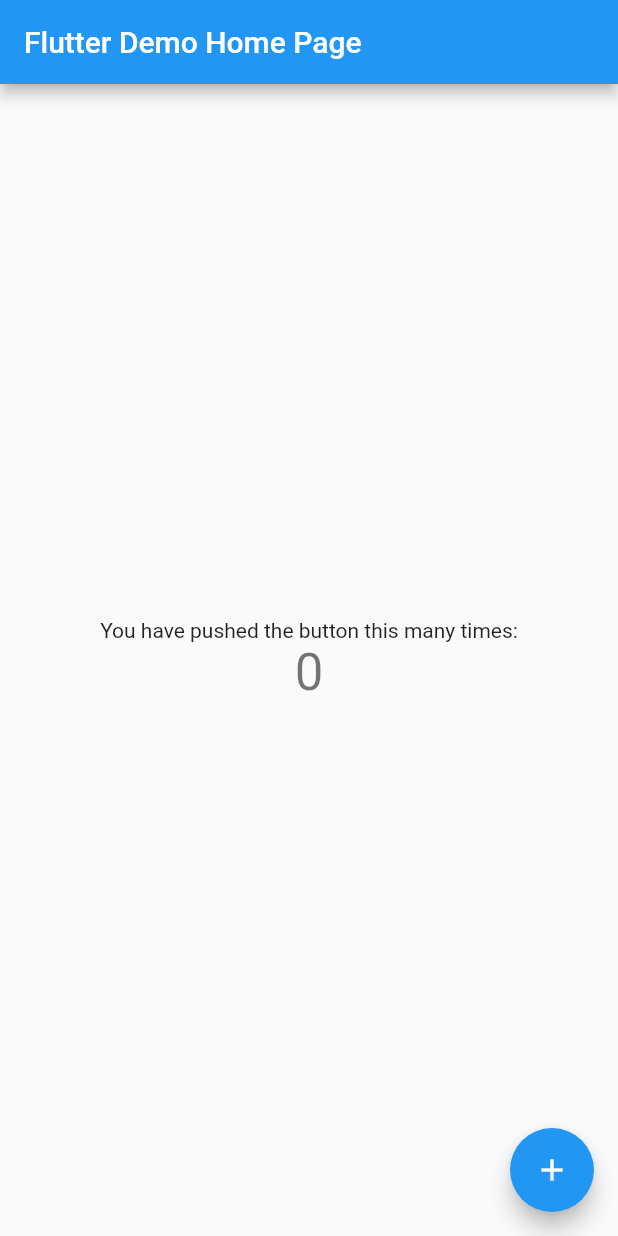
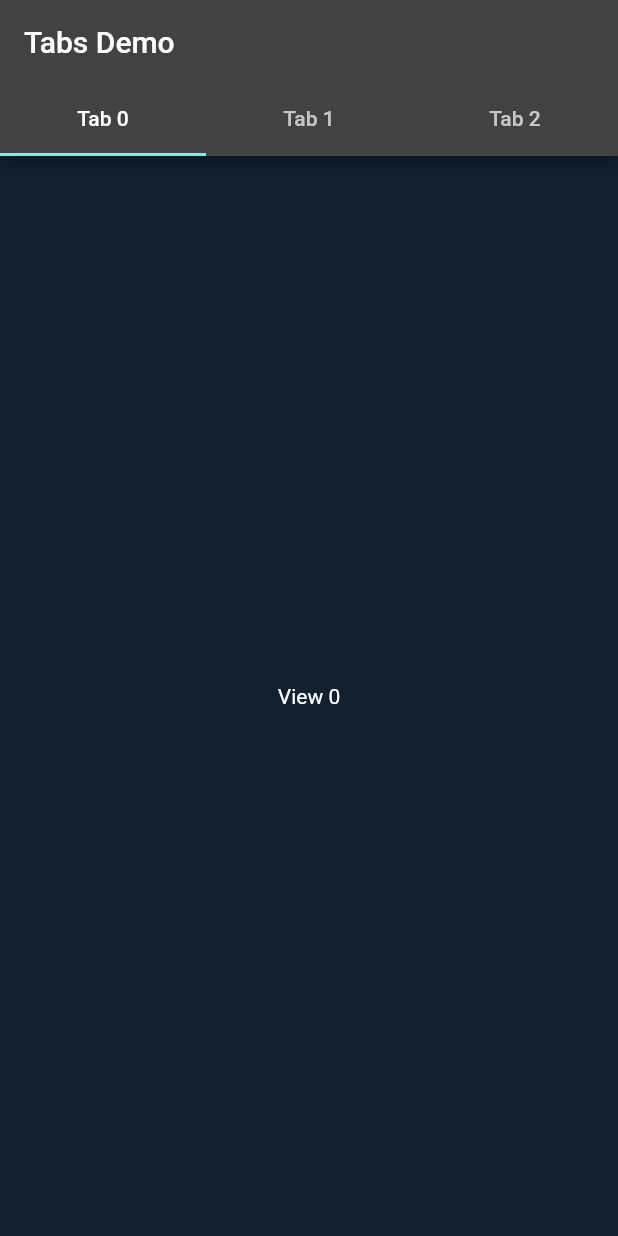
Before and after one commit to pjbelo/flutter_tabs_demo, a Flutter app: the screen it shows after launch, on a phone screen of 412 x 824 dp. Run offline on Flutter 3.47's test engine with Material 2 defaults, Android fonts, the phone set to English and light mode, and no system bars.

Commit message:
update step_1

```diff
--- a/lib/main.dart
+++ b/lib/main.dart
@@ -1,4 +1,6 @@
 import 'package:flutter/material.dart';
+
+const Color darkBlue = Color.fromARGB(255, 18, 32, 47);
 
 void main() {
   runApp(const MyApp());
@@ -7,109 +9,44 @@
 class MyApp extends StatelessWidget {
   const MyApp({super.key});
 
-  // This widget is the root of your application.
   @override
   Widget build(BuildContext context) {
     return MaterialApp(
-      title: 'Flutter Demo',
-      theme: ThemeData(
-        // This is the theme of your application.
-        //
-        // Try running your application with "flutter run". You'll see the
-        // application has a blue toolbar. Then, without quitting the app, try
-        // changing the primarySwatch below to Colors.green and then invoke
-        // "hot reload" (press "r" in the console where you ran "flutter run",
-        // or simply save your changes to "hot reload" in a Flutter IDE).
-        // Notice that the counter didn't reset back to zero; the application
-        // is not restarted.
-        primarySwatch: Colors.blue,
+      theme: ThemeData.dark().copyWith(
+        scaffoldBackgroundColor: darkBlue,
       ),
-      home: const MyHomePage(title: 'Flutter Demo Home Page'),
+      debugShowCheckedModeBanner: false,
+      home: const TabsDemo(),
     );
   }
 }
 
-class MyHomePage extends StatefulWidget {
-  const MyHomePage({super.key, required this.title});
-
-  // This widget is the home page of your application. It is stateful, meaning
-  // that it has a State object (defined below) that contains fields that affect
-  // how it looks.
-
-  // This class is the configuration for the state. It holds the values (in this
-  // case the title) provided by the parent (in this case the App widget) and
-  // used by the build method of the State. Fields in a Widget subclass are
-  // always marked "final".
-
-  final String title;
-
-  @override
-  State<MyHomePage> createState() => _MyHomePageState();
-}
-
-class _MyHomePageState extends State<MyHomePage> {
-  int _counter = 0;
-
-  void _incrementCounter() {
-    setState(() {
-      // This call to setState tells the Flutter framework that something has
-      // changed in this State, which causes it to rerun the build method below
-      // so that the display can reflect the updated values. If we changed
-      // _counter without calling setState(), then the build method would not be
-      // called again, and so nothing would appear to happen.
-      _counter++;
-    });
-  }
+class TabsDemo extends StatelessWidget {
+  const TabsDemo({super.key});
 
   @override
   Widget build(BuildContext context) {
-    // This method is rerun every time setState is called, for instance as done
-    // by the _incrementCounter method above.
-    //
-    // The Flutter framework has been optimized to make rerunning build methods
-    // fast, so that you can just rebuild anything that needs updating rather
-    // than having to individually change instances of widgets.
-    return Scaffold(
-      appBar: AppBar(
-        // Here we take the value from the MyHomePage object that was created by
-        // the App.build method, and use it to set our appbar title.
-        title: Text(widget.title),
-      ),
-      body: Center(
-        // Center is a layout widget. It takes a single child and positions it
-        // in the middle of the parent.
-        child: Column(
-          // Column is also a layout widget. It takes a list of children and
-          // arranges them vertically. By default, it sizes itself to fit its
-          // children horizontally, and tries to be as tall as its parent.
-          //
-          // Invoke "debug painting" (press "p" in the console, choose the
-          // "Toggle Debug Paint" action from the Flutter Inspector in Android
-          // Studio, or the "Toggle Debug Paint" command in Visual Studio Code)
-          // to see the wireframe for each widget.
-          //
-          // Column has various properties to control how it sizes itself and
-          // how it positions its children. Here we use mainAxisAlignment to
-          // center the children vertically; the main axis here is the vertical
-          // axis because Columns are vertical (the cross axis would be
-          // horizontal).
-          mainAxisAlignment: MainAxisAlignment.center,
-          children: <Widget>[
-            const Text(
-              'You have pushed the button this many times:',
-            ),
-            Text(
-              '$_counter',
-              style: Theme.of(context).textTheme.headlineMedium,
-            ),
+    return DefaultTabController(
+      length: 3,
+      child: Scaffold(
+        appBar: AppBar(
+          bottom: const TabBar(
+            tabs: [
+              Tab(text: "Tab 0"),
+              Tab(text: "Tab 1"),
+              Tab(text: "Tab 2"),
+            ],
+          ),
+          title: const Text('Tabs Demo'),
+        ),
+        body: const TabBarView(
+          children: [
+            Center(child: Text('View 0')),
+            Center(child: Text('View 1')),
+            Center(child: Text('View 2')),
           ],
         ),
       ),
-      floatingActionButton: FloatingActionButton(
-        onPressed: _incrementCounter,
-        tooltip: 'Increment',
-        child: const Icon(Icons.add),
-      ), // This trailing comma makes auto-formatting nicer for build methods.
     );
   }
 }
```
